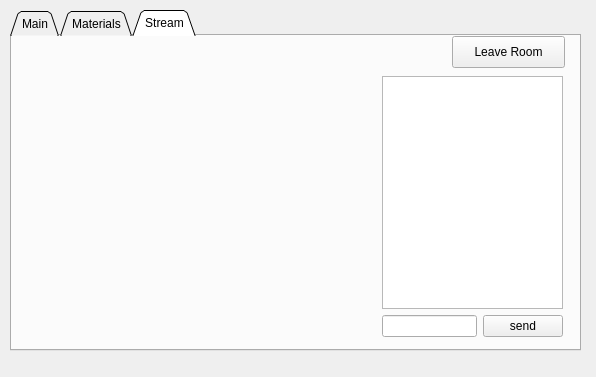
First picture: the form in student/UI/mainpage.ui, repository FFEVER/PyClassroom, before the edit.
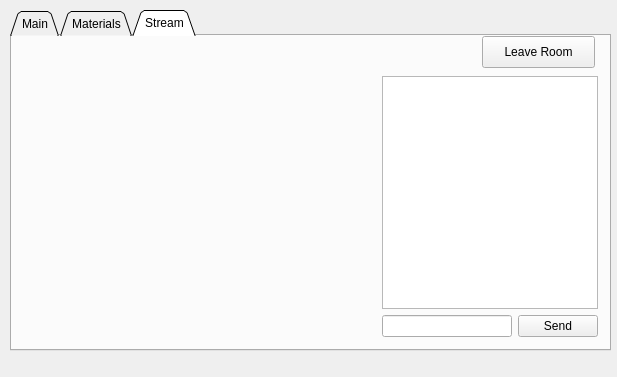
Second picture: the form after the edit. The open tabs and pages were chosen to show the change. Icons and pictures are not drawn.

Commit message: Name mainpage objects

```diff
--- a/student/UI/mainpage.ui
+++ b/student/UI/mainpage.ui
@@ -6,7 +6,7 @@
    <rect>
     <x>0</x>
     <y>0</y>
-    <width>596</width>
+    <width>617</width>
     <height>377</height>
    </rect>
   </property>
@@ -18,7 +18,7 @@
     <rect>
      <x>10</x>
      <y>10</y>
-     <width>571</width>
+     <width>601</width>
      <height>341</height>
     </rect>
    </property>
@@ -196,7 +196,7 @@
     <widget class="QPushButton" name="pushButton_4">
      <property name="geometry">
       <rect>
-       <x>440</x>
+       <x>470</x>
        <y>0</y>
        <width>113</width>
        <height>32</height>
@@ -211,13 +211,13 @@
       <rect>
        <x>370</x>
        <y>40</y>
-       <width>181</width>
+       <width>216</width>
        <height>261</height>
       </rect>
      </property>
      <layout class="QVBoxLayout" name="verticalLayout_3">
       <item>
-       <widget class="QTextEdit" name="textEdit_2"/>
+       <widget class="QTextBrowser" name="chat_browser"/>
       </item>
       <item>
        <layout class="QHBoxLayout" name="horizontalLayout">
@@ -227,7 +227,7 @@
         <item>
          <widget class="QPushButton" name="pushButton_3">
           <property name="text">
-           <string>send</string>
+           <string>Send</string>
           </property>
          </widget>
         </item>
```
Left out of the diff: 21 changed lines with no effect on the pictures. The commit also changes 1 other file.
